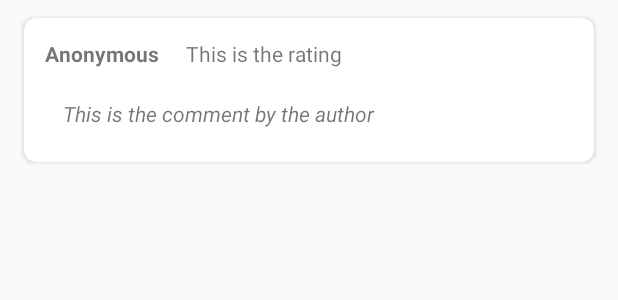
After one commit to servalsam/TCSS450-rate-anything-frontend, an Android app: the layout item_rating_layout.xml on its own in the app's theme, with its tools: preview values and no code run, on a phone screen of 412 x 824 dp. The commit adds this screen. Shown: the top 300 px of the screen. Run offline under Robolectric (Android 15) with nearby library versions, the phone set to English and light mode, and no system bars.

Commit message:
Now lists the item ratings. Some code clean up.

```diff
--- /dev/null
+++ b/app/src/main/res/layout/item_rating_layout.xml
@@ -0,0 +1,72 @@
+<?xml version="1.0" encoding="utf-8"?>
+<androidx.cardview.widget.CardView
+xmlns:android="http://schemas.android.com/apk/res/android"
+xmlns:card_view="http://schemas.android.com/apk/res-auto"
+android:layout_width="match_parent"
+android:layout_height="96dp"
+android:layout_marginTop="12dp"
+android:layout_marginLeft="16dp"
+android:layout_marginRight="16dp"
+android:id="@+id/ratings_layout"
+card_view:cardBackgroundColor="#FFFF"
+card_view:cardCornerRadius="8dp"
+card_view:contentPadding="10dp"
+android:foreground="?selectableItemBackground"
+>
+
+<RelativeLayout
+    android:layout_width="match_parent"
+    android:layout_height="wrap_content" >
+
+    <LinearLayout
+        android:layout_width="match_parent"
+        android:layout_height="wrap_content">
+
+        <TextView
+            android:id="@+id/rating_author"
+            android:layout_width="wrap_content"
+            android:layout_height="wrap_content"
+            android:text="@string/rating_anon_author"
+            android:padding="4dp"
+            android:textStyle="bold"
+            />
+
+        <TextView
+            android:id="@+id/rating_value"
+            android:layout_width="wrap_content"
+            android:layout_height="wrap_content"
+            android:text="This is the rating"
+            android:layout_toEndOf="@id/rating_author"
+            android:layout_marginStart="10dp"
+            android:layout_marginLeft="10dp"
+            android:layout_toRightOf="@id/rating_author"
+            android:padding="4dp"
+            />
+
+
+    </LinearLayout>
+
+    <LinearLayout
+        android:layout_width="match_parent"
+        android:layout_height="wrap_content">
+
+        <TextView
+            android:id="@+id/rating_comment"
+            android:layout_width="match_parent"
+            android:layout_height="36dp"
+            android:layout_marginStart="16dp"
+            android:layout_marginTop="44dp"
+            android:layout_marginEnd="16dp"
+            android:layout_marginBottom="16dp"
+            android:gravity="top"
+            android:text="This is the comment by the author"
+            android:textStyle="italic"
+            />
+
+    </LinearLayout>
+
+
+
+</RelativeLayout>
+
+</androidx.cardview.widget.CardView>
--- a/app/src/main/res/values/strings.xml
+++ b/app/src/main/res/values/strings.xml
@@ -53,5 +53,8 @@
     <string name="proceed_to_categories">Continue</string>
     <string name="proceed_as_guest">Continue as Guest</string>
 
+    <!-- Ratings Fragment -->
+    <string name="rating_anon_author">Anonymous</string>
+
 
 </resources>
```
Also changed, not shown: app/src/main/java/edu/tacoma/uw/group9_450project/rateanything/ItemListActivity.java (+1 -6 lines), app/src/main/java/edu/tacoma/uw/group9_450project/rateanything/RatingActivity.java (+19 -2 lines), app/src/main/java/edu/tacoma/uw/group9_450project/rateanything/RatingDetailFragment.java (added, +102 -0 lines), app/src/main/res/layout/activity_rating.xml (+25 -6 lines), app/src/main/res/layout/fragment_rating_detail.xml (added, +19 -0 lines).
